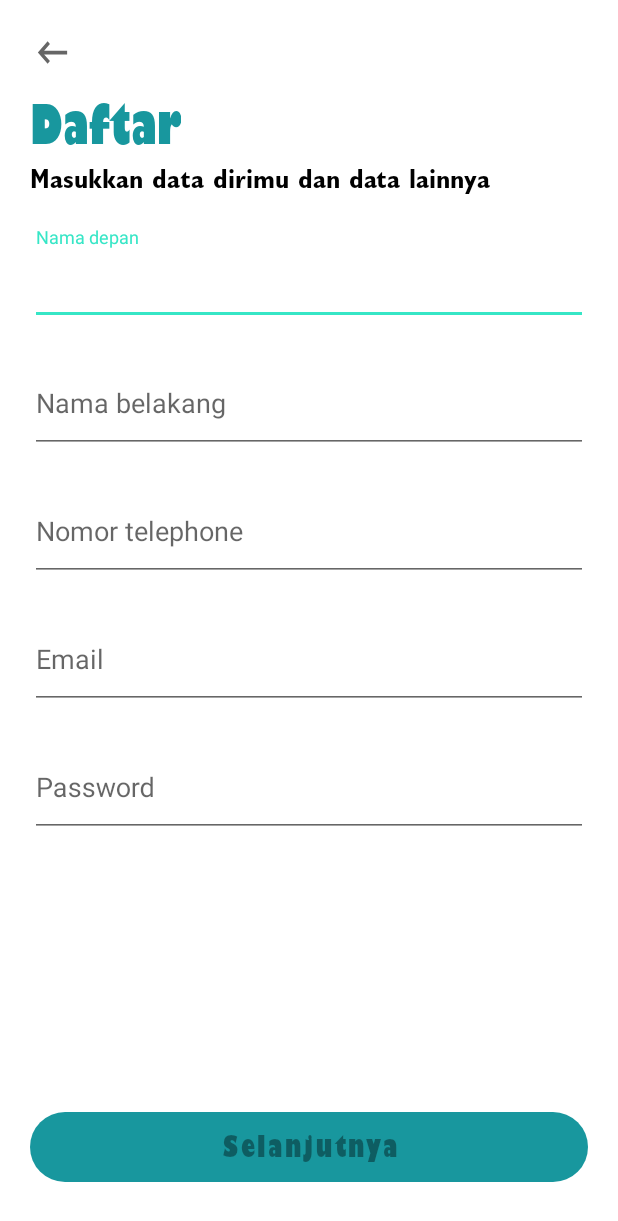
After one commit to Lopniv/SIPP, an Android app: the RegisterActivity screen opened directly, with no data from a screen before it, on a phone screen of 412 x 824 dp. The commit adds this screen. Shown: the top 1221 px of the screen. Run offline under Robolectric (Android 15) with nearby library versions, the light colour scheme and no system bars.

Commit message:
Update code Login and Register Activity

```diff
--- a/app/src/main/AndroidManifest.xml
+++ b/app/src/main/AndroidManifest.xml
@@ -9,7 +9,10 @@
         android:roundIcon="@mipmap/ic_launcher_round"
         android:supportsRtl="true"
         android:theme="@style/Theme.SIPP">
-        <activity android:name=".ui.LoginActivity"></activity>
+        <activity android:name=".ui.CategoryActivity"></activity>
+        <activity android:name=".ui.RegisterDetailActivity" />
+        <activity android:name=".ui.RegisterActivity" />
+        <activity android:name=".ui.LoginActivity" />
         <activity android:name=".ui.IntroActivity" />
         <activity android:name=".ui.SplashscreenActivity">
             <intent-filter>
--- /dev/null
+++ b/app/src/main/java/com/android/sipp/ui/RegisterActivity.kt
@@ -0,0 +1,109 @@
+package com.android.sipp.ui
+
+import android.content.Intent
+import androidx.appcompat.app.AppCompatActivity
+import android.os.Bundle
+import android.text.Editable
+import android.text.TextWatcher
+import android.view.View
+import androidx.core.content.ContextCompat
+import com.android.sipp.R
+import com.android.sipp.databinding.ActivityRegisterBinding
+import com.android.sipp.ui.RegisterDetailActivity.Companion.EMAIL
+import com.android.sipp.ui.RegisterDetailActivity.Companion.FIRST_NAME
+import com.android.sipp.ui.RegisterDetailActivity.Companion.LAST_NAME
+import com.android.sipp.ui.RegisterDetailActivity.Companion.PASSWORD
+import com.android.sipp.ui.RegisterDetailActivity.Companion.PHONE
+import kotlinx.android.synthetic.main.activity_register.*
+
+class RegisterActivity : AppCompatActivity(), View.OnClickListener {
+
+    private lateinit var b : ActivityRegisterBinding
+
+    private var category : Int? = null
+    private var firstName: String? = null
+    private var lastName: String? = null
+    private var email: String? = null
+    private var phone: String? = null
+    private var password: String? = null
+
+    companion object {
+        const val CATEGORY = "CATEGORY"
+        const val DEFAULT = 0
+        const val VALUE_PERSONAL = 1
+        const val VALUE_INDUSTRY = 2
+    }
+
+    override fun onCreate(savedInstanceState: Bundle?) {
+        super.onCreate(savedInstanceState)
+        b = ActivityRegisterBinding.inflate(layoutInflater)
+        setContentView(b.root)
+        setClickListener()
+        getExtra()
+        setView()
+        checkData()
+    }
+
+    private fun setClickListener() {
+        b.btnRegister.setOnClickListener(this)
+        b.btnBack.setOnClickListener(this)
+    }
+
+    private fun getExtra() {
+        category = intent.getIntExtra(CATEGORY, DEFAULT)
+    }
+
+    private fun setView() {
+        if (category == VALUE_PERSONAL){
+            b.btnRegister.text = getString(R.string.register)
+        }
+    }
+
+    private fun checkData() {
+        b.btnRegister.isEnabled = false
+        b.etEmail.addTextChangedListener(textWatcher)
+        b.etFirstName.addTextChangedListener(textWatcher)
+        b.etLastName.addTextChangedListener(textWatcher)
+        b.etPhone.addTextChangedListener(textWatcher)
+        b.etPassword.addTextChangedListener(textWatcher)
+    }
+
+    private val textWatcher = object : TextWatcher {
+        override fun afterTextChanged(s: Editable?) {}
+        override fun beforeTextChanged(s: CharSequence?, start: Int, count: Int, after: Int) {}
+        override fun onTextChanged(s: CharSequence?, start: Int, before: Int, count: Int) {
+            b.btnRegister.isEnabled =
+                b.etEmail.text.toString().isNotEmpty() &&
+                b.etFirstName.text.toString().isNotEmpty() &&
+                b.etLastName.text.toString().isNotEmpty() &&
+                b.etPhone.text.toString().isNotEmpty() &&
+                b.etPassword.text.toString().isNotEmpty()
+            firstName = b.etFirstName.text.toString()
+            lastName = b.etLastName.text.toString()
+            email = b.etEmail.text.toString()
+            phone = b.etPhone.text.toString()
+            password = b.etPassword.text.toString()
+        }
+    }
+
+    private fun register() {
+        if (category == VALUE_PERSONAL){
+            //Save Data to firebase
+        } else if (category == VALUE_INDUSTRY) {
+            val detailRegister = Intent(this, RegisterDetailActivity::class.java)
+            detailRegister.putExtra(FIRST_NAME, firstName)
+            detailRegister.putExtra(LAST_NAME, lastName)
+            detailRegister.putExtra(EMAIL, email)
+            detailRegister.putExtra(PHONE, phone)
+            detailRegister.putExtra(PASSWORD, password)
+            startActivity(detailRegister)
+        }
+    }
+
+    override fun onClick(v: View?) {
+        when(v?.id){
+            R.id.btn_back -> finish()
+            R.id.btn_register -> register()
+        }
+    }
+}
--- /dev/null
+++ b/app/src/main/res/layout/activity_register.xml
@@ -0,0 +1,188 @@
+<?xml version="1.0" encoding="utf-8"?>
+<ScrollView
+    xmlns:android="http://schemas.android.com/apk/res/android"
+    xmlns:app="http://schemas.android.com/apk/res-auto"
+    xmlns:tools="http://schemas.android.com/tools"
+    android:layout_width="match_parent"
+    android:layout_height="match_parent"
+    android:fillViewport="true"
+    tools:context=".ui.RegisterActivity">
+
+    <androidx.constraintlayout.widget.ConstraintLayout
+        android:layout_width="match_parent"
+        android:layout_height="wrap_content">
+
+        <androidx.appcompat.widget.AppCompatImageButton
+            android:id="@+id/btn_back"
+            android:layout_width="50dp"
+            android:layout_height="50dp"
+            android:scaleType="fitXY"
+            android:src="@drawable/ic_back"
+            android:backgroundTint="@color/transparent"
+            android:layout_marginStart="10dp"
+            android:layout_marginTop="10dp"
+            app:layout_constraintStart_toStartOf="parent"
+            app:layout_constraintTop_toTopOf="parent" />
+
+        <androidx.appcompat.widget.AppCompatTextView
+            android:id="@+id/tv_title"
+            android:layout_width="wrap_content"
+            android:layout_height="wrap_content"
+            android:text="@string/register"
+            android:fontFamily="@font/gill_sans_ultra_bold_cond"
+            android:textColor="@color/green_1000"
+            android:textSize="36sp"
+            android:layout_marginStart="20dp"
+            app:layout_constraintTop_toBottomOf="@id/btn_back"
+            app:layout_constraintStart_toStartOf="parent"/>
+
+        <androidx.appcompat.widget.AppCompatTextView
+            android:id="@+id/tv_description"
+            android:layout_width="match_parent"
+            android:layout_height="wrap_content"
+            android:text="@string/register_description"
+            android:fontFamily="@font/gill_sans_bold_cond"
+            android:textColor="@color/black"
+            android:textSize="18sp"
+            android:layout_marginStart="20dp"
+            android:layout_marginEnd="20dp"
+            app:layout_constraintTop_toBottomOf="@id/tv_title"
+            app:layout_constraintStart_toStartOf="parent"
+            app:layout_constraintEnd_toEndOf="parent"/>
+
+        <com.google.android.material.textfield.TextInputLayout
+            android:id="@+id/til_first_name"
+            android:layout_width="match_parent"
+            android:layout_height="wrap_content"
+            style="@style/Widget.Design.TextInputLayout"
+            android:layout_marginStart="20dp"
+            android:layout_marginEnd="20dp"
+            android:layout_marginTop="20dp"
+            app:layout_constraintStart_toStartOf="parent"
+            app:layout_constraintEnd_toEndOf="parent"
+            app:layout_constraintTop_toBottomOf="@id/tv_description">
+
+            <com.google.android.material.textfield.TextInputEditText
+                android:id="@+id/et_first_name"
+                android:layout_width="match_parent"
+                android:layout_height="wrap_content"
+                android:paddingBottom="20dp"
+                android:paddingTop="10dp"
+                android:inputType="text"
+                android:hint="@string/first_name"/>
+
+        </com.google.android.material.textfield.TextInputLayout>
+
+        <com.google.android.material.textfield.TextInputLayout
+            android:id="@+id/til_last_name"
+            android:layout_width="match_parent"
+            android:layout_height="wrap_content"
+            style="@style/Widget.Design.TextInputLayout"
+            android:layout_marginStart="20dp"
+            android:layout_marginEnd="20dp"
+            android:layout_marginTop="20dp"
+            app:layout_constraintStart_toStartOf="parent"
+            app:layout_constraintEnd_toEndOf="parent"
+            app:layout_constraintTop_toBottomOf="@id/til_first_name">
+
+            <com.google.android.material.textfield.TextInputEditText
+                android:id="@+id/et_last_name"
+                android:layout_width="match_parent"
+                android:layout_height="wrap_content"
+                android:paddingBottom="20dp"
+                android:paddingTop="10dp"
+                android:inputType="text"
+                android:hint="@string/last_name"/>
+
+        </com.google.android.material.textfield.TextInputLayout>
+
+        <com.google.android.material.textfield.TextInputLayout
+            android:id="@+id/til_phone"
+            android:layout_width="match_parent"
+            android:layout_height="wrap_content"
+            style="@style/Widget.Design.TextInputLayout"
+            android:layout_marginStart="20dp"
+            android:layout_marginEnd="20dp"
+            android:layout_marginTop="20dp"
+            app:layout_constraintStart_toStartOf="parent"
+            app:layout_constraintEnd_toEndOf="parent"
+            app:layout_constraintTop_toBottomOf="@id/til_last_name">
+
+            <com.google.android.material.textfield.TextInputEditText
+                android:id="@+id/et_phone"
+                android:layout_width="match_parent"
+                android:layout_height="wrap_content"
+                android:paddingBottom="20dp"
+                android:paddingTop="10dp"
+                android:inputType="phone"
+                android:hint="@string/phone"/>
+
+        </com.google.android.material.textfield.TextInputLayout>
+
+        <com.google.android.material.textfield.TextInputLayout
+            android:id="@+id/til_email"
+            android:layout_width="match_parent"
+            android:layout_height="wrap_content"
+            style="@style/Widget.Design.TextInputLayout"
+            android:layout_marginStart="20dp"
+            android:layout_marginEnd="20dp"
+            android:layout_marginTop="20dp"
+            app:layout_constraintStart_toStartOf="parent"
+            app:layout_constraintEnd_toEndOf="parent"
+            app:layout_constraintTop_toBottomOf="@id/til_phone">
+
+            <com.google.android.material.textfield.TextInputEditText
+                android:id="@+id/et_email"
+                android:layout_width="match_parent"
+                android:layout_height="wrap_content"
+                android:paddingBottom="20dp"
+                android:paddingTop="10dp"
+                android:inputType="textEmailAddress"
+                android:hint="@string/email"/>
+
+        </com.google.android.material.textfield.TextInputLayout>
+
+        <com.google.android.material.textfield.TextInputLayout
+            android:id="@+id/til_password"
+            android:layout_width="match_parent"
+            android:layout_height="wrap_content"
+            style="@style/Widget.Design.TextInputLayout"
+            android:layout_marginStart="20dp"
+            android:layout_marginEnd="20dp"
+            android:layout_marginTop="20dp"
+            app:layout_constraintStart_toStartOf="parent"
+            app:layout_constraintEnd_toEndOf="parent"
+            app:layout_constraintTop_toBottomOf="@id/til_email">
+
+            <com.google.android.material.textfield.TextInputEditText
+                android:id="@+id/et_password"
+                android:layout_width="match_parent"
+                android:layout_height="wrap_content"
+                android:paddingBottom="20dp"
+                android:paddingTop="10dp"
+                android:inputType="textPassword"
+                android:hint="@string/password"/>
+
+        </com.google.android.material.textfield.TextInputLayout>
+
+        <com.google.android.material.button.MaterialButton
+            android:id="@+id/btn_register"
+            android:layout_width="match_parent"
+            android:layout_height="wrap_content"
+            android:padding="10dp"
+            android:layout_marginStart="20dp"
+            android:layout_marginEnd="20dp"
+            android:layout_marginBottom="30dp"
+            android:layout_weight="1"
+            android:text="@string/next"
+            android:textSize="20sp"
+            android:textAllCaps="false"
+            android:fontFamily="@font/gill_sans_ultra_bold_cond"
+            style="@style/Widget.MaterialComponents.Button"
+            app:cornerRadius="30dp"
+            app:backgroundTint="@color/green_1000"
+            app:layout_constraintBottom_toBottomOf="parent"/>
+
+    </androidx.constraintlayout.widget.ConstraintLayout>
+
+</ScrollView>
--- a/app/src/main/res/values/colors.xml
+++ b/app/src/main/res/values/colors.xml
@@ -7,4 +7,5 @@
     <color name="black">#FF000000</color>
     <color name="white">#FFFFFFFF</color>
     <color name="transparent">#00FFFFFF</color>
+    <color name="half_transparent">#6F000000</color>
 </resources>
--- a/app/src/main/res/values/strings.xml
+++ b/app/src/main/res/values/strings.xml
@@ -5,4 +5,13 @@
     <string name="email">Email</string>
     <string name="password">Password</string>
     <string name="login_description">Masukkan email dan password yang terdaftar pada aplikasi</string>
+    <string name="register_description">Masukkan data dirimu dan data lainnya</string>
+    <string name="first_name">Nama depan</string>
+    <string name="last_name">Nama belakang</string>
+    <string name="phone">Nomor telephone</string>
+    <string name="next">Selanjutnya</string>
+    <string name="trash_description">Deskripsi sampah</string>
+    <string name="sum_of_trash">Jumlah sampah/hari (kg)</string>
+    <string name="pickup_total">Penjemputan yang dilakukan (... kali)</string>
+    <string name="register_as">Daftarkan dirimu sebagai</string>
 </resources>
--- a/build.gradle
+++ b/build.gradle
@@ -1,12 +1,12 @@
 // Top-level build file where you can add configuration options common to all sub-projects/modules.
 buildscript {
-    ext.kotlin_version = '1.4.31'
+    ext.kotlin_version = '1.4.21'
     repositories {
         google()
         jcenter()
     }
     dependencies {
-        classpath 'com.android.tools.build:gradle:4.1.2'
+        classpath 'com.android.tools.build:gradle:4.1.3'
         classpath "org.jetbrains.kotlin:kotlin-gradle-plugin:$kotlin_version"
 
         // NOTE: Do not place your application dependencies here; they belong
```
Also changed, not shown: app/src/main/java/com/android/sipp/ui/CategoryActivity.kt (added, +49 -0 lines), app/src/main/java/com/android/sipp/ui/IntroActivity.kt (+10 -3 lines), app/src/main/java/com/android/sipp/ui/LoginActivity.kt (+13 -1 lines), app/src/main/java/com/android/sipp/ui/RegisterDetailActivity.kt (added, +40 -0 lines), app/src/main/res/layout/activity_category.xml (added, +95 -0 lines), app/src/main/res/layout/activity_register_detail.xml (added, +142 -0 lines), app/src/main/res/drawable/category_1.png (added), app/src/main/res/drawable/category_2.png (added).
